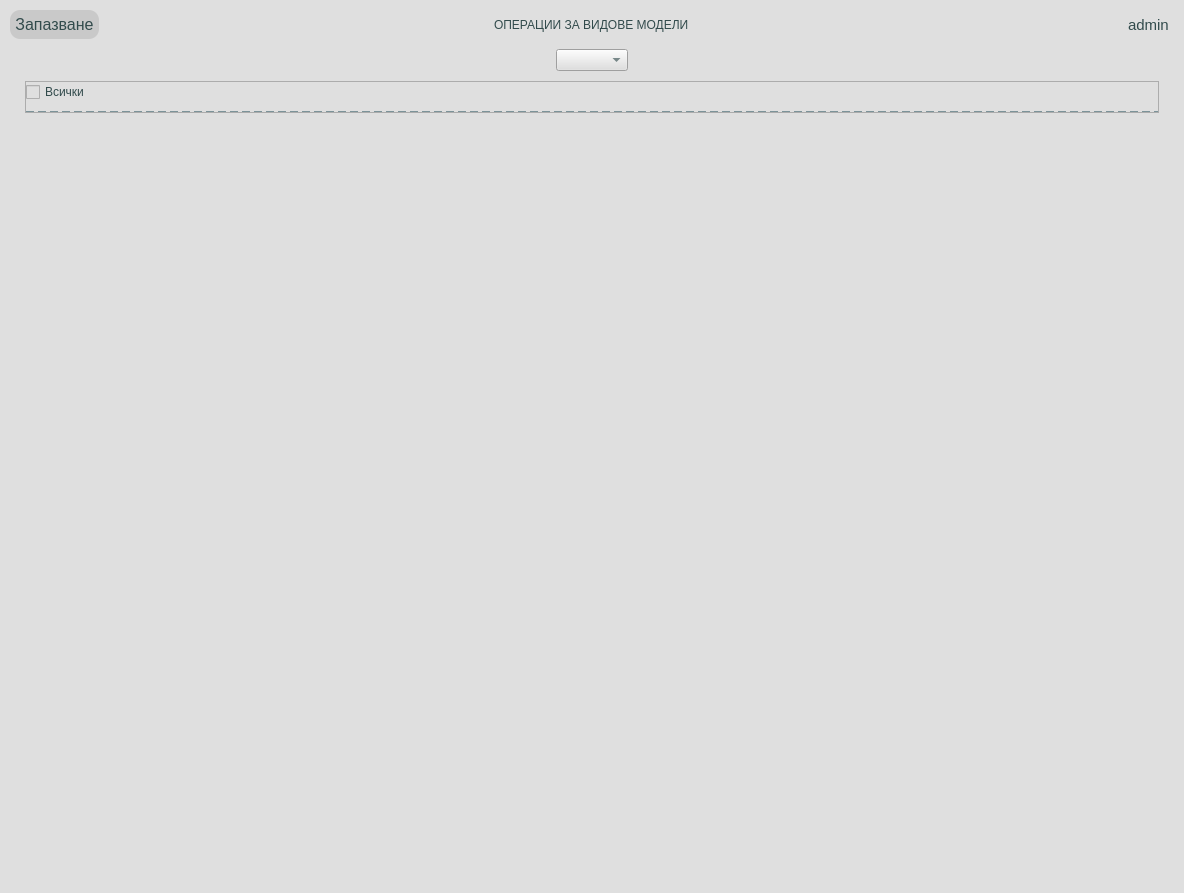
Before: the Qt Designer form app/ui/widgets/defaultOperToModelTypeCustomWidget.ui in DevilPhp/WorkSalary.v01, drawn with Qt 5.
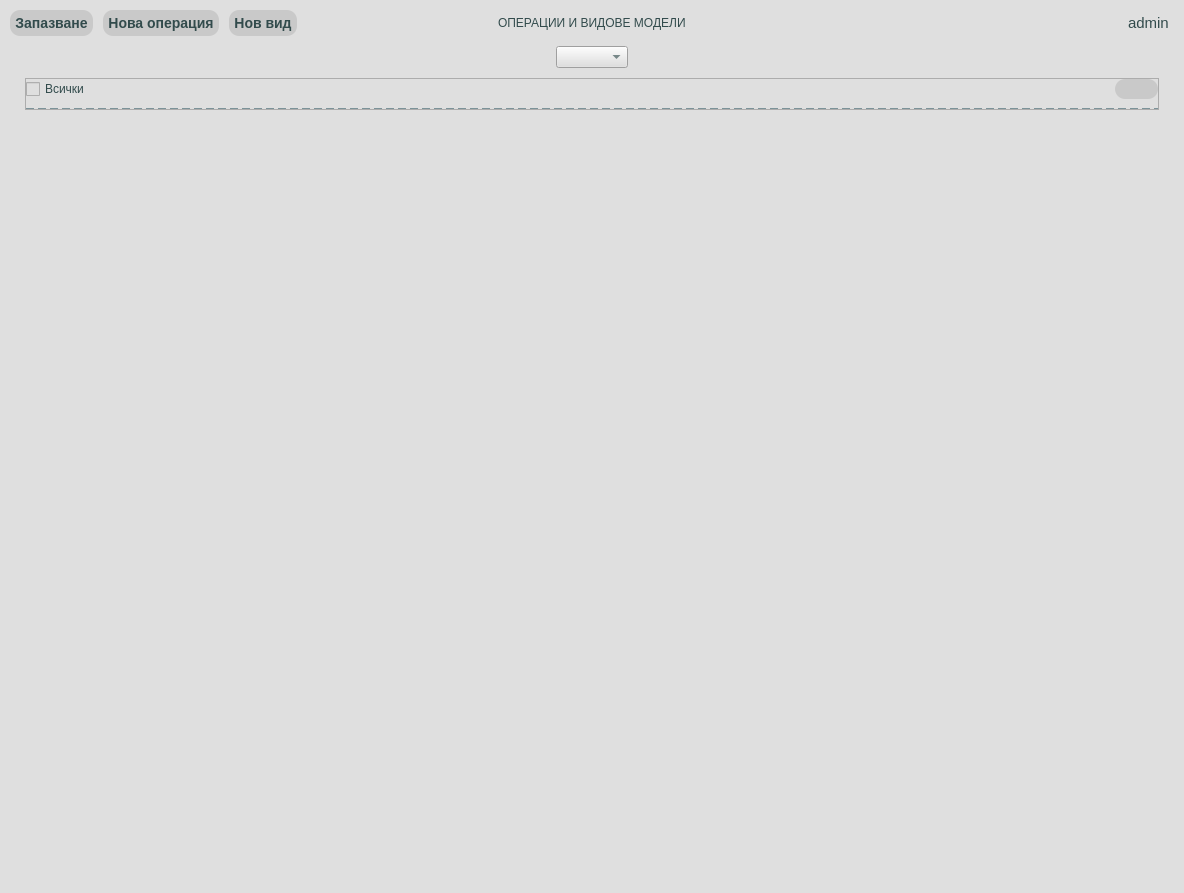
After: the same form once the commit is applied. Icons and pictures are not drawn.

Patch:
```diff
--- a/app/ui/widgets/defaultOperToModelTypeCustomWidget.ui
+++ b/app/ui/widgets/defaultOperToModelTypeCustomWidget.ui
@@ -22,7 +22,7 @@
   <property name="styleSheet">
    <string notr="true">*{
 	background-color: #dfdfdf;
-	font: 600 12pt &quot;Segoe UI&quot;;
+	font: 600 11pt &quot;Segoe UI&quot;;
 	color: #324b4c;
 }
 
@@ -31,7 +31,8 @@
 	border: none;
 	border-radius: 10px;
 	padding: 5px;
-	font-size: 12pt;
+	font-size: 10.5pt;
+	font-weight: 700;
 }
 
 QPushButton:hover{
@@ -42,17 +43,6 @@
 	color: #008b69;
 }
 
-QTableView {
-	alternate-background-color: #c1c4c9;
-	font-size: 10pt;
-}
-
-QTableView::Item:selected {
-	background-color: rgba(50, 75, 76, 50);
-	border: none;
-	color: #324b4c;
-}
-
 #optionsHolder {
 	border-bottom: 2px dashed #7c9399;
 }
@@ -67,6 +57,10 @@
 
 #usernameLabel {
 	font-size: 11pt;
+}
+
+#delDefModelTypeBtn {
+	padding: 2px;
 }</string>
   </property>
   <layout class="QVBoxLayout" name="verticalLayout">
@@ -149,13 +143,27 @@
               </property>
              </widget>
             </item>
+            <item>
+             <widget class="QPushButton" name="addNewOperation">
+              <property name="text">
+               <string>Нова операция</string>
+              </property>
+             </widget>
+            </item>
+            <item>
+             <widget class="QPushButton" name="addNeModelType">
+              <property name="text">
+               <string>Нов вид</string>
+              </property>
+             </widget>
+            </item>
            </layout>
           </widget>
          </item>
          <item alignment="Qt::AlignHCenter">
           <widget class="QLabel" name="pageTitle">
            <property name="text">
-            <string>ОПЕРАЦИИ ЗА ВИДОВЕ МОДЕЛИ</string>
+            <string>ОПЕРАЦИИ И ВИДОВЕ МОДЕЛИ</string>
            </property>
           </widget>
          </item>
@@ -268,7 +276,7 @@
             <property name="bottomMargin">
              <number>10</number>
             </property>
-            <item>
+            <item alignment="Qt::AlignLeft">
              <widget class="QCheckBox" name="selectAllCheckbox">
               <property name="focusPolicy">
                <enum>Qt::ClickFocus</enum>
@@ -278,6 +286,23 @@
               </property>
              </widget>
             </item>
+            <item alignment="Qt::AlignRight">
+             <widget class="QPushButton" name="delDefModelTypeBtn">
+              <property name="text">
+               <string/>
+              </property>
+              <property name="icon">
+               <iconset resource="../../../resources.qrc">
+                <normaloff>:/icons/app/assets/icons/Trash-Bin-Trash--Streamline-Solar-Broken.svg</normaloff>:/icons/app/assets/icons/Trash-Bin-Trash--Streamline-Solar-Broken.svg</iconset>
+              </property>
+              <property name="iconSize">
+               <size>
+                <width>22</width>
+                <height>22</height>
+               </size>
+              </property>
+             </widget>
+            </item>
            </layout>
           </widget>
          </item>
```
